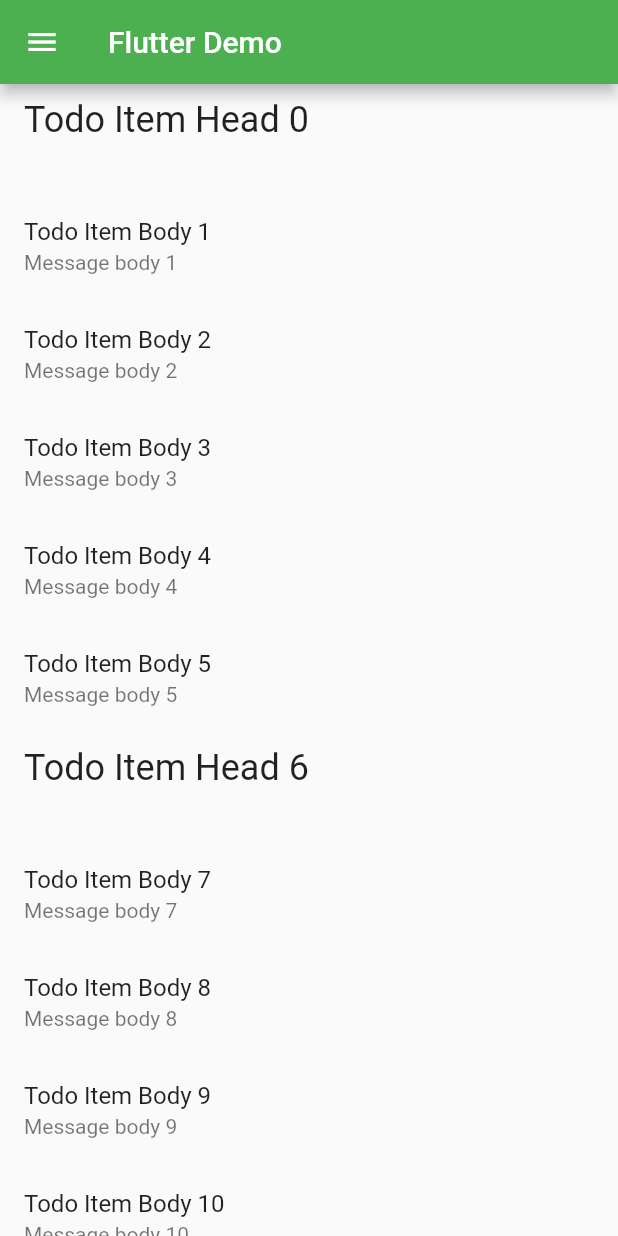
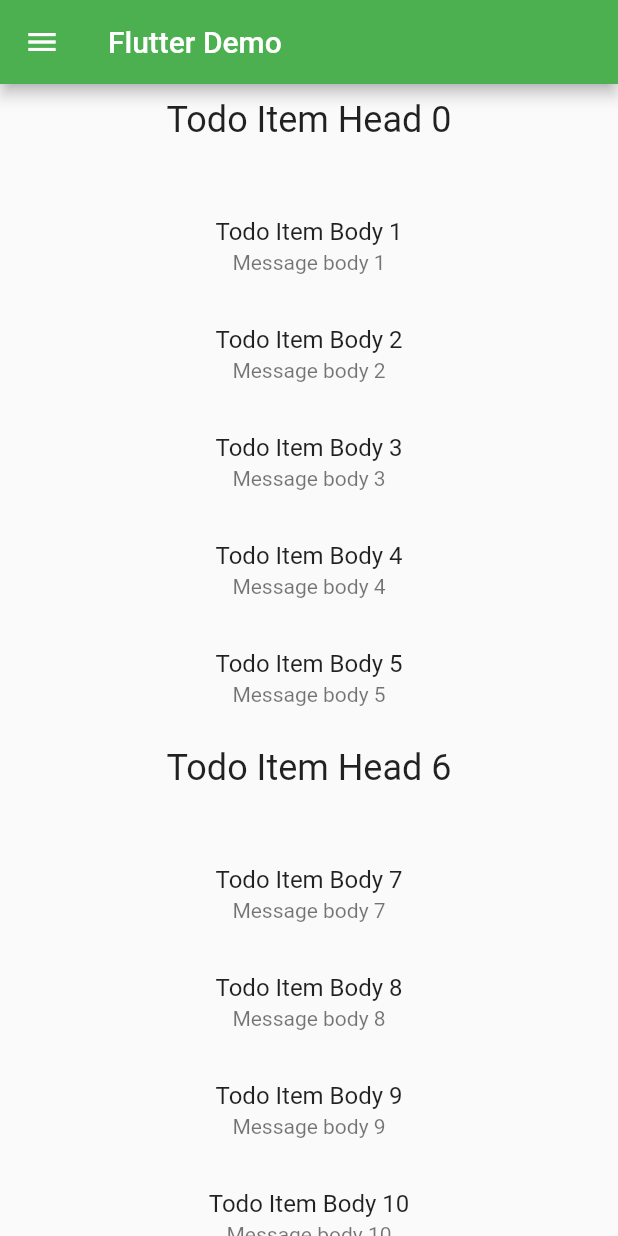
Before and after one commit to AntonioVirgone/todo-flutter, a Flutter app: the screen it shows after launch, on a phone screen of 412 x 824 dp. Run offline on Flutter 3.47's test engine with Material 2 defaults, Android fonts, the phone set to English and light mode, and no system bars.

Commit message:
text align center in list

```diff
--- a/lib/TodoItem.dart
+++ b/lib/TodoItem.dart
@@ -6,16 +6,17 @@ abstract class TodoItem {
   Widget buildSubtitle(BuildContext context);
 }
 
-class TodoItemStyle implements TodoItem {
+class TodoItemHead implements TodoItem {
   final String heading;
 
-  TodoItemStyle(this.heading);
+  TodoItemHead(this.heading);
 
   @override
   Widget buildTitle(BuildContext context) {
     return Text(
       heading,
       style: Theme.of(context).textTheme.headlineSmall,
+      textAlign: TextAlign.center,
     );
   }
 
@@ -23,15 +24,21 @@ class TodoItemStyle implements TodoItem {
   Widget buildSubtitle(BuildContext context) => const SizedBox.shrink();
 }
 
-class TodoItemContent implements TodoItem {
+class TodoItemBody implements TodoItem {
   final String sender;
   final String body;
 
-  TodoItemContent(this.sender, this.body);
+  TodoItemBody(this.sender, this.body);
 
   @override
-  Widget buildTitle(BuildContext context) => Text(sender);
+  Widget buildTitle(BuildContext context) => Text(
+        sender,
+        textAlign: TextAlign.center,
+      );
 
   @override
-  Widget buildSubtitle(BuildContext context) => Text(body);
+  Widget buildSubtitle(BuildContext context) => Text(
+        body,
+        textAlign: TextAlign.center,
+      );
 }
--- a/lib/main.dart
+++ b/lib/main.dart
@@ -20,8 +20,8 @@ class MyAppExample extends StatelessWidget {
   final List<TodoItem> items = List<TodoItem>.generate(
     1000,
     (i) => i % 6 == 0
-        ? TodoItemStyle('Todo Item Head $i')
-        : TodoItemContent('Todo Item Body $i', 'Message body $i'),
+        ? TodoItemHead('Todo Item Head $i')
+        : TodoItemBody('Todo Item Body $i', 'Message body $i'),
   );
 
   MyAppExample({super.key});
```
